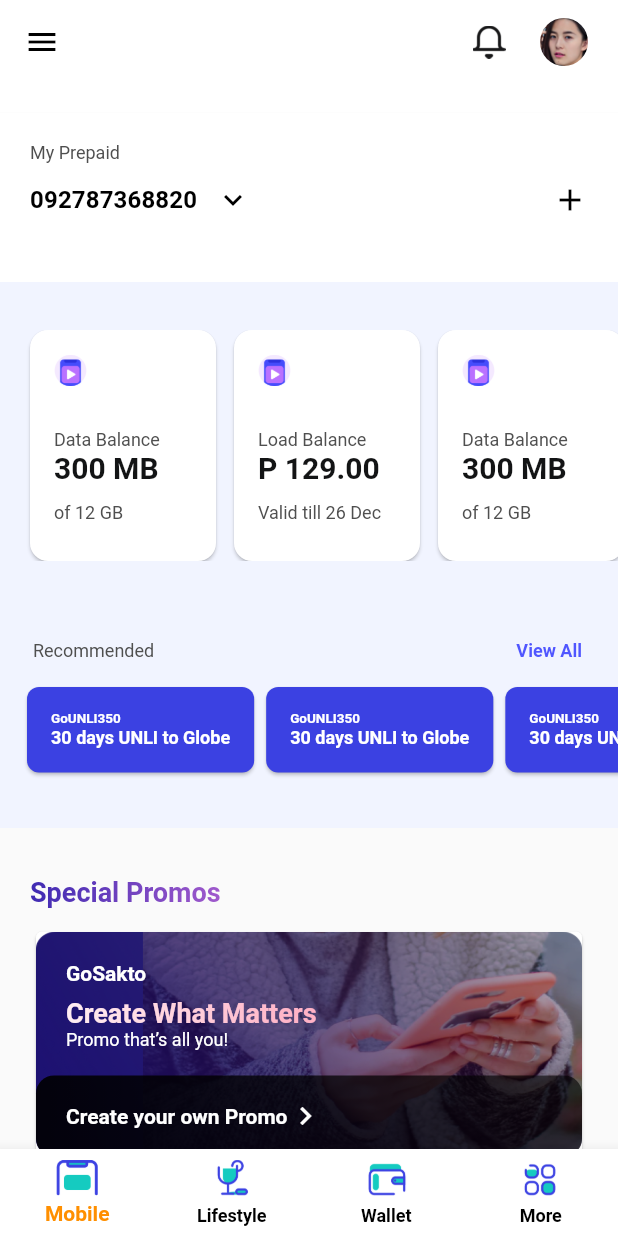
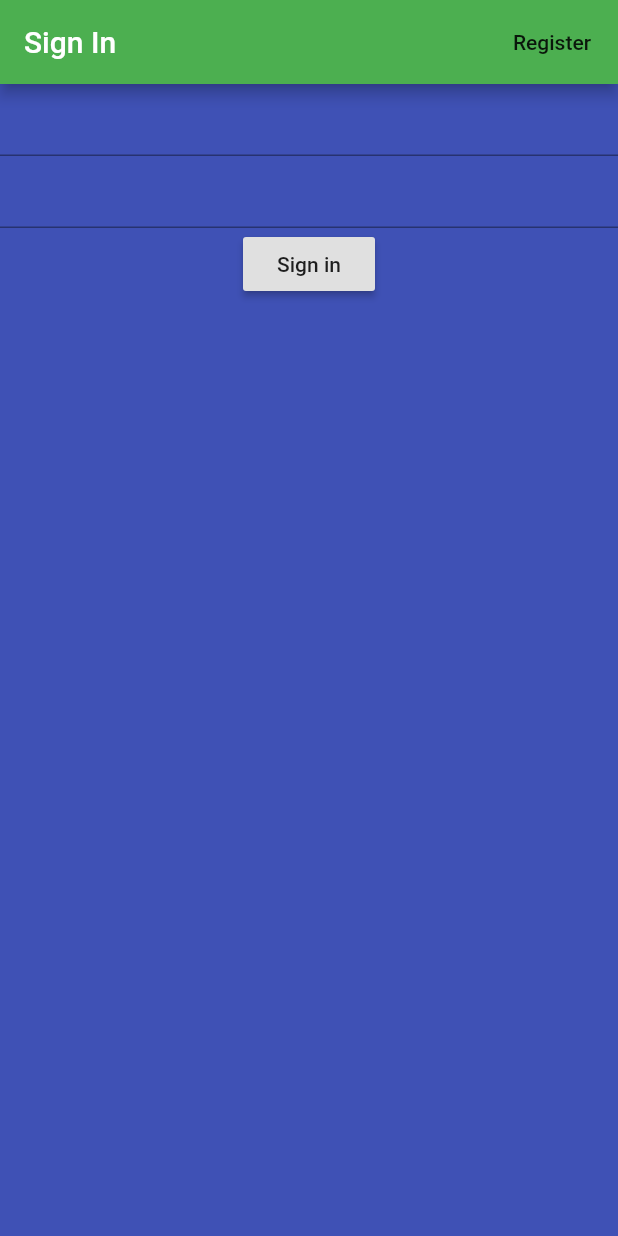
Before and after one commit to ammushajan3/globe_app, a Flutter app: the screen it shows after launch, on a phone screen of 412 x 824 dp. Run offline on Flutter 3.47's test engine with Material 2 defaults, Android fonts, the phone set to English and light mode, and no system bars; our stand-ins replace firebase_auth; accounts and stored records are empty.

Commit message:
integreated login with project

```diff
--- /dev/null
+++ b/lib/core/models/user_model.dart
@@ -0,0 +1,9 @@
+class User
+{
+   final String uid;
+   User(
+   {
+     this.uid,
+}
+       );
+}
--- a/lib/core/services/movie_app_services.dart
+++ b/lib/core/services/movie_app_services.dart
@@ -2,7 +2,7 @@ import 'dart:convert';
 
 import 'dart:async' show Future;
 import 'package:flutter/cupertino.dart';
-import 'package:task_app/core/modal/movie_app_modal.dart';
+import 'package:task_app/core/models/movie_app_modal.dart';
 
 class Services{
   Future<MovieApp> getMovieAppData(BuildContext context) async {
--- a/lib/main.dart
+++ b/lib/main.dart
@@ -1,5 +1,8 @@
 import 'package:flutter/cupertino.dart';
 import 'package:flutter/material.dart';
+import 'package:task_app/core/models/user_model.dart';
+import 'package:task_app/core/services/auth.dart';
+import 'package:task_app/screens/wrapper.dart';
 import 'package:task_app/themes/themes.dart';
 import 'package:task_app/widgets/dashboard_app_bar.dar.dart';
 import 'package:task_app/widgets/dashboard_body.dart';
@@ -8,11 +11,26 @@ import 'package:task_app/resources/images.dart';
 import 'package:task_app/themes/color.dart';
 import 'package:task_app/widgets/find_out_more.dart';
 import 'package:task_app/widgets/globe_app.dart';
+import 'package:provider/provider.dart';
 void main() {
   runApp(
-    MaterialApp(
-      theme: Themes.lightTheme,
-      home: Dashboard(),
-    ),
+      MyApp()
   );
 }
+class MyApp extends StatefulWidget {
+  @override
+  _MyAppState createState() => _MyAppState();
+}
+
+class _MyAppState extends State<MyApp> {
+  @override
+  Widget build(BuildContext context) {
+    return StreamProvider<User>.value(
+      value: AuthService().user,
+      child: MaterialApp(
+        theme: Themes.lightTheme,
+        home: Wrapper(),
+      ),
+    );
+  }
+}
--- /dev/null
+++ b/lib/screens/authenticate/authenticate.dart
@@ -0,0 +1,29 @@
+import 'package:flutter/material.dart';
+import 'package:task_app/screens/authenticate/register.dart';
+import 'package:task_app/screens/authenticate/sign_in.dart';
+
+class Authenticate extends StatefulWidget {
+  @override
+  _AuthenticateState createState() => _AuthenticateState();
+}
+
+class _AuthenticateState extends State<Authenticate> {
+  bool signIn = true;
+  void toggleViews()
+  {
+    setState(() {
+      signIn = ! signIn;
+    });
+  }
+  @override
+  Widget build(BuildContext context) {
+    if(signIn)
+      {
+        return SignIn(toggleScreen:toggleViews);
+      }
+    else
+      {
+        return Register(toggleScreen:toggleViews);
+      }
+  }
+}
--- /dev/null
+++ b/lib/screens/authenticate/sign_in.dart
@@ -0,0 +1,76 @@
+import 'package:flutter/material.dart';
+import 'package:task_app/core/services/auth.dart';
+
+class SignIn extends StatefulWidget {
+  final Function toggleScreen;
+  SignIn({
+    this.toggleScreen,
+  });
+  @override
+  _SignInState createState() => _SignInState();
+}
+
+class _SignInState extends State<SignIn> {
+  final AuthService _auth = AuthService();
+  String email = '';
+  String password = '';
+  String error = '';
+  @override
+  Widget build(BuildContext context) {
+    return Scaffold(
+      backgroundColor: Colors.indigo,
+      appBar: AppBar(
+        backgroundColor: Colors.green,
+        title: Text('Sign In'),
+        actions: [
+          FlatButton(
+              onPressed: () {
+                widget.toggleScreen();
+              },
+              child: Text('Register'))
+        ],
+      ),
+      body: SingleChildScrollView(
+        child: Center(
+          child: Form(
+            child: Column(
+              children: [
+                TextFormField(
+                  onChanged: (val) {
+                    setState(
+                      () {
+                        email = val;
+                      },
+                    );
+                  },
+                ),
+                TextFormField(
+                  obscureText: true,
+                  onChanged: (val) {
+                    setState(
+                      () {
+                        password = val;
+                      },
+                    );
+                  },
+                ),
+                RaisedButton(
+                  onPressed: () async {
+                    dynamic result = _auth.signInEmailPassword(email, password);
+                    if (result == null) {
+                      setState(() {
+                        error = 'Couldnt Sign in';
+                      });
+                    }
+                  },
+                  child: Text('Sign in'),
+                ),
+                Text(error),
+              ],
+            ),
+          ),
+        ),
+      ),
+    );
+  }
+}
--- /dev/null
+++ b/lib/screens/wrapper.dart
@@ -0,0 +1,22 @@
+import 'package:flutter/material.dart';
+import 'package:provider/provider.dart';
+import 'package:task_app/core/models/user_model.dart';
+import 'package:task_app/screens/authenticate/authenticate.dart';
+import 'package:task_app/screens/home/home.dart';
+import 'package:task_app/widgets/globe_app.dart';
+
+class Wrapper extends StatelessWidget {
+  @override
+  Widget build(BuildContext context) {
+    final user = Provider.of<User>(context);
+    print(user);
+    if(user == null)
+      {
+        return Authenticate();
+      }
+    else
+      {
+        return Dashboard();
+      }
+  }
+}
--- a/lib/widgets/dashboard_blue_banner.dart
+++ b/lib/widgets/dashboard_blue_banner.dart
@@ -16,12 +16,14 @@ class DashboardBlueBanner extends StatelessWidget {
         children: [
           Container(
             height: 154.0,
+
             child: ListView(
               scrollDirection: Axis.horizontal,
               children: [
                 BalanceCard(balance: Strings.DATA_BALANCE,dataBalance: Strings.REMAINING_DATA,totalBalance: Strings.TOTAL_DATA,),
                 BalanceCard(balance: Strings.LOAD_BALANCE,dataBalance: Strings.PACKAGE_PRICE,totalBalance: Strings.VALID_TILL),
                 BalanceCard(balance: Strings.DATA_BALANCE,dataBalance: Strings.REMAINING_DATA,totalBalance: Strings.TOTAL_DATA),
+                BalanceCard(balance: Strings.LOAD_BALANCE,dataBalance: Strings.PACKAGE_PRICE,totalBalance: Strings.VALID_TILL),
               ],
             ),
           ),
--- a/pubspec.yaml
+++ b/pubspec.yaml
@@ -28,6 +28,9 @@ dependencies:
   # The following adds the Cupertino Icons font to your application.
   # Use with the CupertinoIcons class for iOS style icons.
   cupertino_icons: ^1.0.0
+  firebase_auth: ^0.14.0+5
+  cloud_firestore: ^0.12.9+4
+  provider: ^4.3.2+3
 
 dev_dependencies:
   flutter_test:
```
Also changed, not shown: lib/core/services/auth.dart (added, +58 -0 lines), lib/screens/authenticate/register.dart (added, +65 -0 lines), lib/screens/home/home.dart (added, +23 -0 lines), lib/widgets/dashboard_drawer.dart (+8 -1 lines), lib/core/models/movie_app_modal.dart (renamed from lib/core/modal/movie_app_modal.dart), pubspec.lock, 4 other files.
